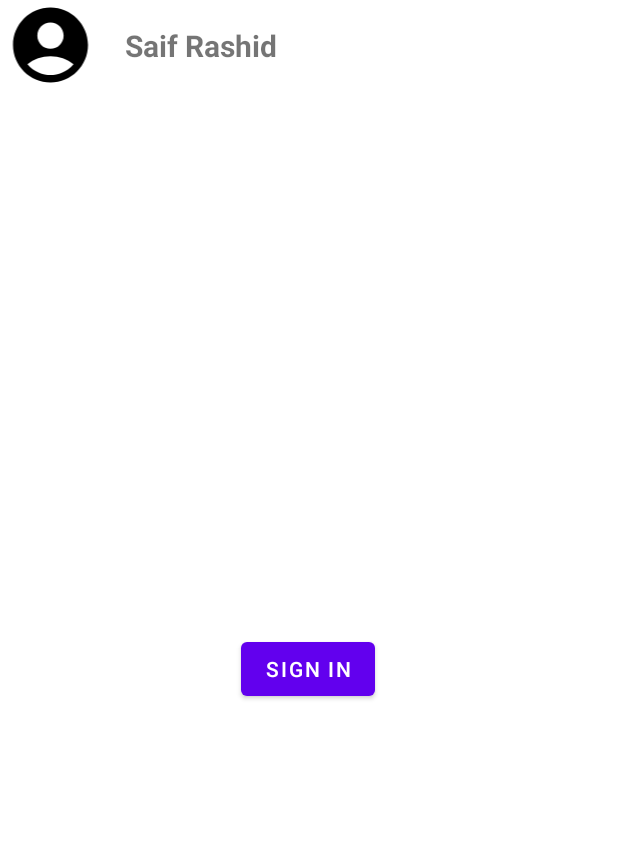
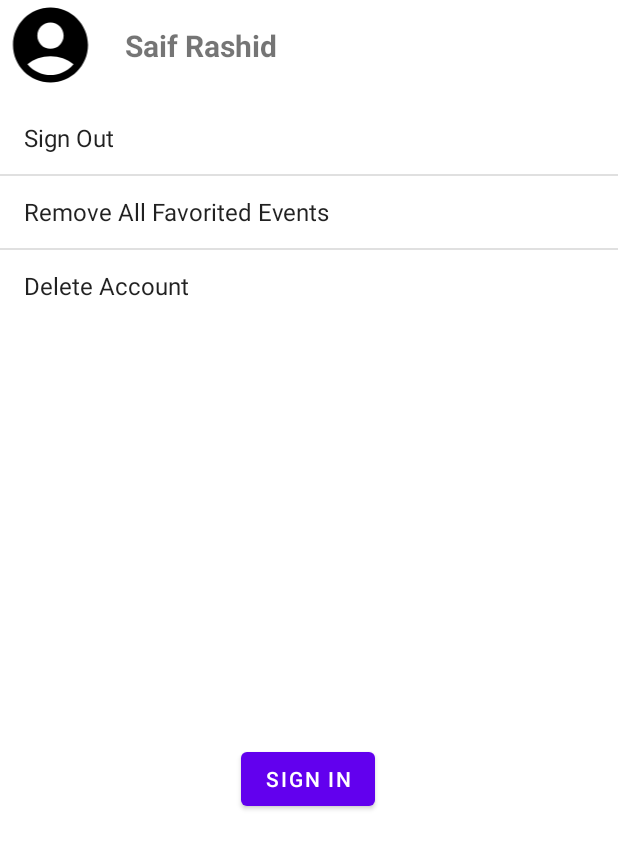
Before and after one commit to SaifRashid/TicketFinderApp, an Android app: the layout fragment_settings.xml on its own in the app's theme, with its tools: preview values and no code run, on a phone screen of 412 x 824 dp. Shown: the top 849 px of the screen. Run offline under Robolectric (Android 15) with nearby library versions, the phone set to English and light mode, and no system bars.

Commit message:
Got rid of adapter as settings list was static

```diff
--- a/app/src/main/java/com/example/ticketfinderapp/ui/settings/SettingsFragment.kt
+++ b/app/src/main/java/com/example/ticketfinderapp/ui/settings/SettingsFragment.kt
@@ -39,11 +39,7 @@ class SettingsFragment : BaseFragment() {
         // Inflate the layout for this fragment
         val view = inflater.inflate(R.layout.fragment_settings, container, false)
         // Write your code
-        list = listOf("Sign Out", "Remove All Favorited Events", "Delete Account")
-
-        settingsAdapter = ArrayAdapter(view.context, android.R.layout.simple_list_item_1, list)
         settingsListView = view.findViewById(R.id.listView_settings)
-        settingsListView.adapter = settingsAdapter
 
         db = FirebaseFirestore.getInstance()
         loginButton = view.findViewById(R.id.login_button2)
--- a/app/src/main/res/layout/fragment_settings.xml
+++ b/app/src/main/res/layout/fragment_settings.xml
@@ -36,6 +36,7 @@
         android:layout_width="0dp"
         android:layout_height="wrap_content"
         android:layout_marginTop="8dp"
+        android:entries="@array/settings_list"
         app:layout_constraintEnd_toEndOf="parent"
         app:layout_constraintStart_toStartOf="parent"
         app:layout_constraintTop_toBottomOf="@+id/image_profile" />
--- /dev/null
+++ b/app/src/main/res/values/settings_list.xml
@@ -0,0 +1,8 @@
+<?xml version="1.0" encoding="utf-8"?>
+<resources>
+    <string-array name="settings_list">
+        <item>Sign Out</item>
+        <item>Remove All Favorited Events</item>
+        <item>Delete Account</item>
+    </string-array>
+</resources>
```
